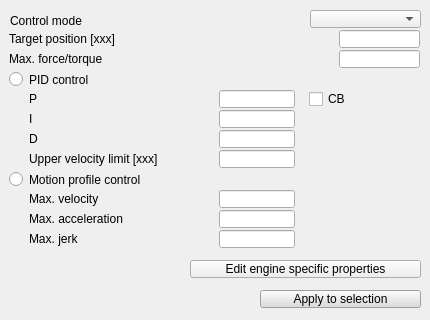
First picture: the form in ui/qdlgjointdyn.ui, repository CoppeliaRobotics/coppeliaSimLib, before the edit.
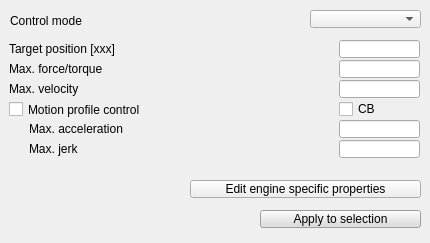
Second picture: the form after the edit. The open tabs and pages were chosen to show the change.

Patch:
```diff
--- a/ui/qdlgjointdyn.ui
+++ b/ui/qdlgjointdyn.ui
@@ -7,7 +7,7 @@
     <x>0</x>
     <y>0</y>
     <width>430</width>
-    <height>320</height>
+    <height>243</height>
    </rect>
   </property>
   <property name="windowTitle">
@@ -20,7 +20,7 @@
    <property name="geometry">
     <rect>
      <x>260</x>
-     <y>290</y>
+     <y>210</y>
      <width>161</width>
      <height>18</height>
     </rect>
@@ -478,7 +478,7 @@
    <property name="geometry">
     <rect>
      <x>190</x>
-     <y>260</y>
+     <y>180</y>
      <width>231</width>
      <height>18</height>
     </rect>
@@ -494,9 +494,9 @@
    <property name="geometry">
     <rect>
      <x>-1</x>
-     <y>30</y>
+     <y>40</y>
      <width>421</width>
-     <height>221</height>
+     <height>131</height>
     </rect>
    </property>
    <property name="currentIndex">
@@ -669,19 +669,6 @@
     </widget>
    </widget>
    <widget class="QWidget" name="page_4">
-    <widget class="QLabel" name="label_4">
-     <property name="geometry">
-      <rect>
-       <x>30</x>
-       <y>60</y>
-       <width>71</width>
-       <height>18</height>
-      </rect>
-     </property>
-     <property name="text">
-      <string>P</string>
-     </property>
-    </widget>
     <widget class="QLabel" name="qqPositionMode_forceLabel">
      <property name="geometry">
       <rect>
@@ -695,26 +682,6 @@
       <string>Max. force/torque</string>
      </property>
     </widget>
-    <widget class="QLineEdit" name="qqD">
-     <property name="geometry">
-      <rect>
-       <x>220</x>
-       <y>100</y>
-       <width>76</width>
-       <height>18</height>
-      </rect>
-     </property>
-    </widget>
-    <widget class="QLineEdit" name="qqPositionMode_upperVel">
-     <property name="geometry">
-      <rect>
-       <x>220</x>
-       <y>120</y>
-       <width>76</width>
-       <height>18</height>
-      </rect>
-     </property>
-    </widget>
     <widget class="QLabel" name="qqPositionMode_positionLabel">
      <property name="geometry">
       <rect>
@@ -728,23 +695,10 @@
       <string>Target position [xxx]</string>
      </property>
     </widget>
-    <widget class="QLabel" name="qqPositionMode_upperVelLabel">
-     <property name="geometry">
-      <rect>
-       <x>30</x>
-       <y>120</y>
-       <width>191</width>
-       <height>18</height>
-      </rect>
-     </property>
-     <property name="text">
-      <string>Upper velocity limit [xxx]</string>
-     </property>
-    </widget>
     <widget class="QCheckBox" name="qqPositionMode_cb">
      <property name="geometry">
       <rect>
-       <x>310</x>
+       <x>340</x>
        <y>60</y>
        <width>71</width>
        <height>18</height>
@@ -757,19 +711,6 @@
       <string>CB</string>
      </property>
     </widget>
-    <widget class="QLabel" name="label_5">
-     <property name="geometry">
-      <rect>
-       <x>30</x>
-       <y>80</y>
-       <width>81</width>
-       <height>18</height>
-      </rect>
-     </property>
-     <property name="text">
-      <string>I</string>
-     </property>
-    </widget>
     <widget class="QLineEdit" name="qqPositionMode_force">
      <property name="geometry">
       <rect>
@@ -780,39 +721,6 @@
       </rect>
      </property>
     </widget>
-    <widget class="QLabel" name="label_6">
-     <property name="geometry">
-      <rect>
-       <x>30</x>
-       <y>100</y>
-       <width>71</width>
-       <height>18</height>
-      </rect>
-     </property>
-     <property name="text">
-      <string>D</string>
-     </property>
-    </widget>
-    <widget class="QLineEdit" name="qqI">
-     <property name="geometry">
-      <rect>
-       <x>220</x>
-       <y>80</y>
-       <width>76</width>
-       <height>18</height>
-      </rect>
-     </property>
-    </widget>
-    <widget class="QLineEdit" name="qqP">
-     <property name="geometry">
-      <rect>
-       <x>220</x>
-       <y>60</y>
-       <width>76</width>
-       <height>18</height>
-      </rect>
-     </property>
-    </widget>
     <widget class="QLineEdit" name="qqPositionMode_position">
      <property name="geometry">
       <rect>
@@ -823,38 +731,34 @@
       </rect>
      </property>
     </widget>
-    <widget class="QRadioButton" name="qqPositionMode_ruckig">
+    <widget class="QCheckBox" name="qqPositionMode_ruckig">
      <property name="geometry">
       <rect>
        <x>10</x>
-       <y>140</y>
-       <width>191</width>
+       <y>60</y>
+       <width>241</width>
        <height>19</height>
       </rect>
      </property>
      <property name="text">
       <string>Motion profile control</string>
      </property>
-    </widget>
-    <widget class="QRadioButton" name="qqPositionMode_pid">
-     <property name="geometry">
-      <rect>
-       <x>10</x>
-       <y>40</y>
-       <width>131</width>
-       <height>19</height>
-      </rect>
+     <property name="checkable">
+      <bool>true</bool>
      </property>
-     <property name="text">
-      <string>PID control</string>
+     <property name="checked">
+      <bool>false</bool>
+     </property>
+     <property name="autoExclusive">
+      <bool>false</bool>
      </property>
     </widget>
     <widget class="QLineEdit" name="qqPositionMode_maxJerk">
      <property name="geometry">
       <rect>
-       <x>220</x>
-       <y>200</y>
-       <width>76</width>
+       <x>340</x>
+       <y>100</y>
+       <width>81</width>
        <height>18</height>
       </rect>
      </property>
@@ -862,8 +766,8 @@
     <widget class="QLabel" name="qqPositionMode_maxVelLabel">
      <property name="geometry">
       <rect>
-       <x>30</x>
-       <y>160</y>
+       <x>10</x>
+       <y>40</y>
        <width>191</width>
        <height>18</height>
       </rect>
@@ -876,7 +780,7 @@
      <property name="geometry">
       <rect>
        <x>30</x>
-       <y>180</y>
+       <y>80</y>
        <width>191</width>
        <height>18</height>
       </rect>
@@ -889,7 +793,7 @@
      <property name="geometry">
       <rect>
        <x>30</x>
-       <y>200</y>
+       <y>100</y>
        <width>191</width>
        <height>18</height>
       </rect>
@@ -901,9 +805,9 @@
     <widget class="QLineEdit" name="qqPositionMode_maxVel">
      <property name="geometry">
       <rect>
-       <x>220</x>
-       <y>160</y>
-       <width>76</width>
+       <x>340</x>
+       <y>40</y>
+       <width>81</width>
        <height>18</height>
       </rect>
      </property>
@@ -911,9 +815,9 @@
     <widget class="QLineEdit" name="qqPositionMode_maxAccel">
      <property name="geometry">
       <rect>
-       <x>220</x>
-       <y>180</y>
-       <width>76</width>
+       <x>340</x>
+       <y>80</y>
+       <width>81</width>
        <height>18</height>
       </rect>
      </property>
```
Left out of the diff: 35 changed lines with no effect on the pictures.
